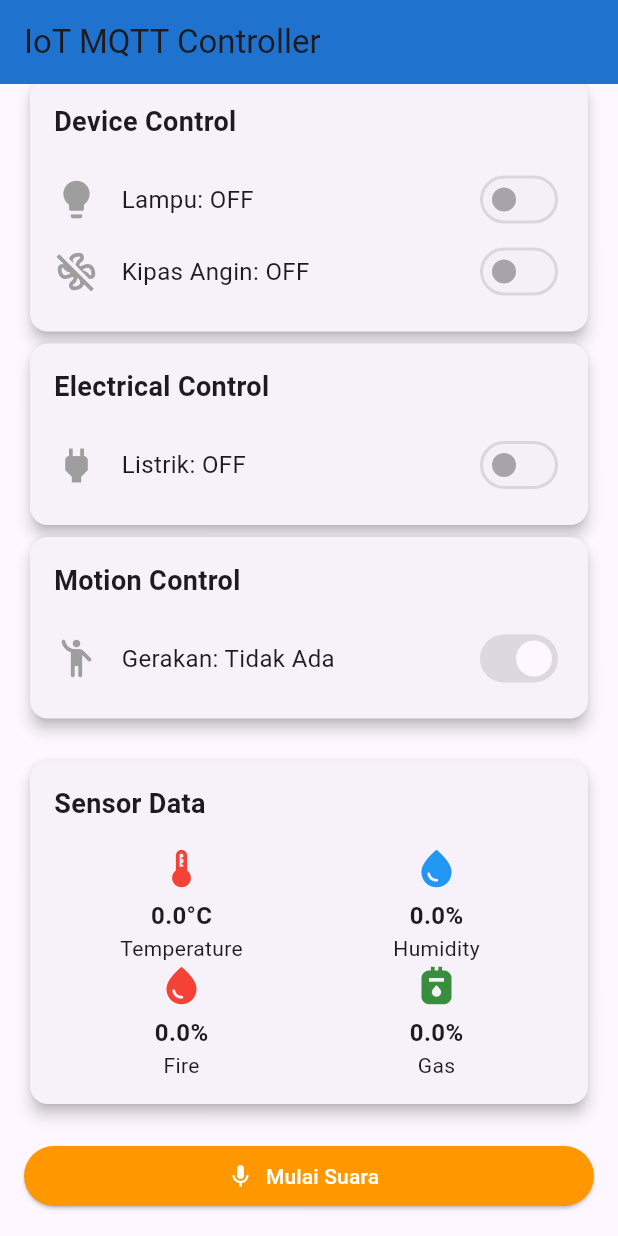
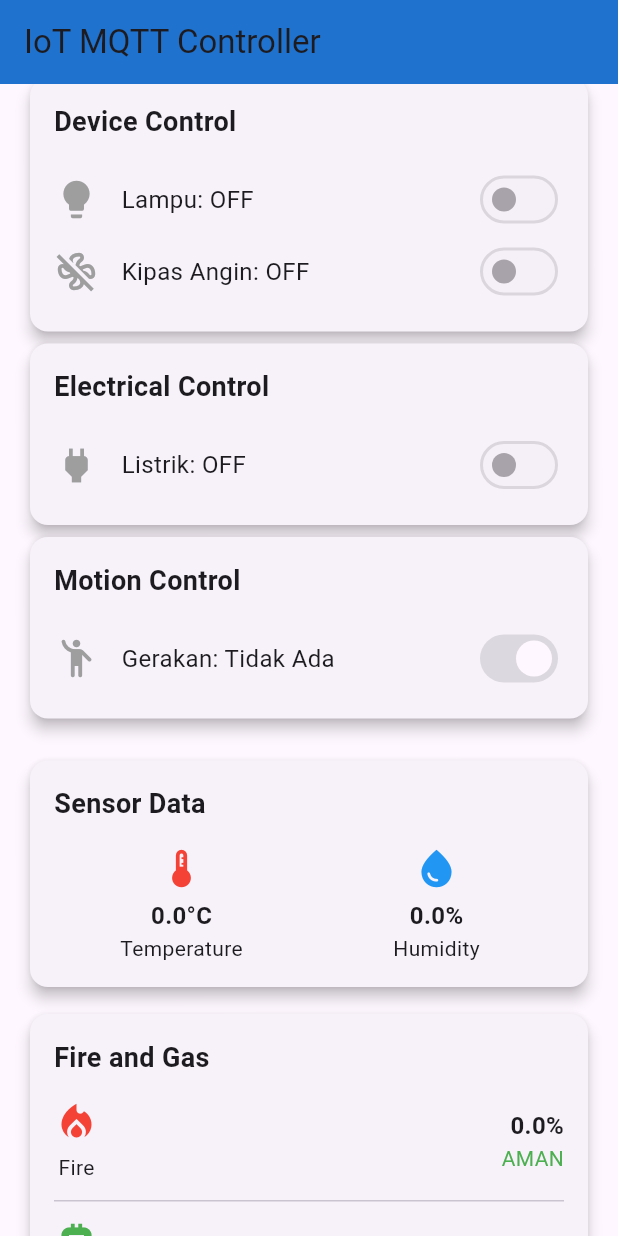
Before and after one commit to Hasyimmuarifin/smarthome-flutter-app, a Flutter app: the screen it shows after launch, scrolled down 446 dp, on a phone screen of 412 x 824 dp. Run offline on Flutter 3.47's test engine with Material 3 defaults, Android fonts, the phone set to English and light mode, and no system bars; our stand-ins replace speech_to_text; missing offline and left inert: mqtt_client.

```diff
--- a/lib/main.dart
+++ b/lib/main.dart
@@ -82,6 +82,8 @@ class _IoTControllerPageState extends State<IoTControllerPage> {
   double humidity = 0.0;
   int fire = 0;
   int gas = 0;
+  String fireStatus = 'AMAN'; // default
+  String gasStatus = 'NORMAL';   // default
   String deviceStatus = 'Offline';
   int uptime = 0;
 
@@ -209,7 +211,9 @@ class _IoTControllerPageState extends State<IoTControllerPage> {
           temperature = data['temperature']?.toDouble() ?? 0.0;
           humidity = data['humidity']?.toDouble() ?? 0.0;
           fire = data['flame_percent'];
+          fireStatus = data['flame_status'];
           gas = data['gas_percent'];
+          gasStatus = data['gas_status'];
 
           final pirValue = data['pir'] ?? "";
           if (pirValue == "Terdeteksi") {
@@ -806,45 +810,93 @@ class _IoTControllerPageState extends State<IoTControllerPage> {
                         ),
                       ],
                     ),
+                  ],
+                ),
+              ),
+            ),
+            SizedBox(height: 10), // Add some bottom padding
+            // Fire and Gas Section
+            Card(
+              elevation: 4,
+              child: Padding(
+                padding: EdgeInsets.all(16.0),
+                child: Column(
+                  crossAxisAlignment: CrossAxisAlignment.start,
+                  children: [
+                    Text(
+                      'Fire and Gas',
+                      style: TextStyle(
+                        fontSize: 18,
+                        fontWeight: FontWeight.bold,
+                      ),
+                    ),
+                    SizedBox(height: 15),
+
+                    // --- FIRE ---
                     Row(
                       children: [
+                        Column(
+                          children: [
+                            Icon(Icons.local_fire_department, size: 30, color: Colors.red),
+                            SizedBox(height: 5),
+                            Text('Fire'),
+                          ],
+                        ),
+                        SizedBox(width: 20),
                         Expanded(
                           child: Column(
+                            crossAxisAlignment: CrossAxisAlignment.end,
                             children: [
-                              Icon(
-                                Icons.water_drop,
-                                size: 30,
-                                color: Colors.red,
-                              ),
-                              SizedBox(height: 5),
                               Text(
                                 '${fire.toStringAsFixed(1)}%',
+                                style: TextStyle(fontSize: 16, fontWeight: FontWeight.bold),
+                              ),
+                              Text(
+                                fireStatus,
                                 style: TextStyle(
-                                  fontSize: 16,
-                                  fontWeight: FontWeight.bold,
+                                  fontSize: 14,
+                                  color: fireStatus == "BAHAYA"
+                                      ? Colors.red
+                                      : fireStatus == "WASPADA"
+                                          ? Colors.orange
+                                          : Colors.green,
                                 ),
                               ),
-                              Text('Fire'),
                             ],
                           ),
                         ),
+                      ],
+                    ),
+
+                    Divider(height: 25),
+
+                    // --- GAS ---
+                    Row(
+                      children: [
+                        Column(
+                          children: [
+                            Icon(Icons.gas_meter, size: 30, color: Colors.green),
+                            SizedBox(height: 5),
+                            Text('Gas'),
+                          ],
+                        ),
+                        SizedBox(width: 20),
                         Expanded(
                           child: Column(
+                            crossAxisAlignment: CrossAxisAlignment.end,
                             children: [
-                              Icon(
-                                Icons.gas_meter,
-                                size: 30,
-                                color: Colors.green[700],
-                              ),
-                              SizedBox(height: 5),
                               Text(
                                 '${gas.toStringAsFixed(1)}%',
+                                style: TextStyle(fontSize: 16, fontWeight: FontWeight.bold),
+                              ),
+                              Text(
+                                gasStatus,
                                 style: TextStyle(
-                                  fontSize: 16,
-                                  fontWeight: FontWeight.bold,
+                                  fontSize: 14,
+                                  color: gasStatus == "BOCOR"
+                                      ? Colors.red : Colors.green,
                                 ),
                               ),
-                              Text('Gas'),
                             ],
                           ),
                         ),
```
